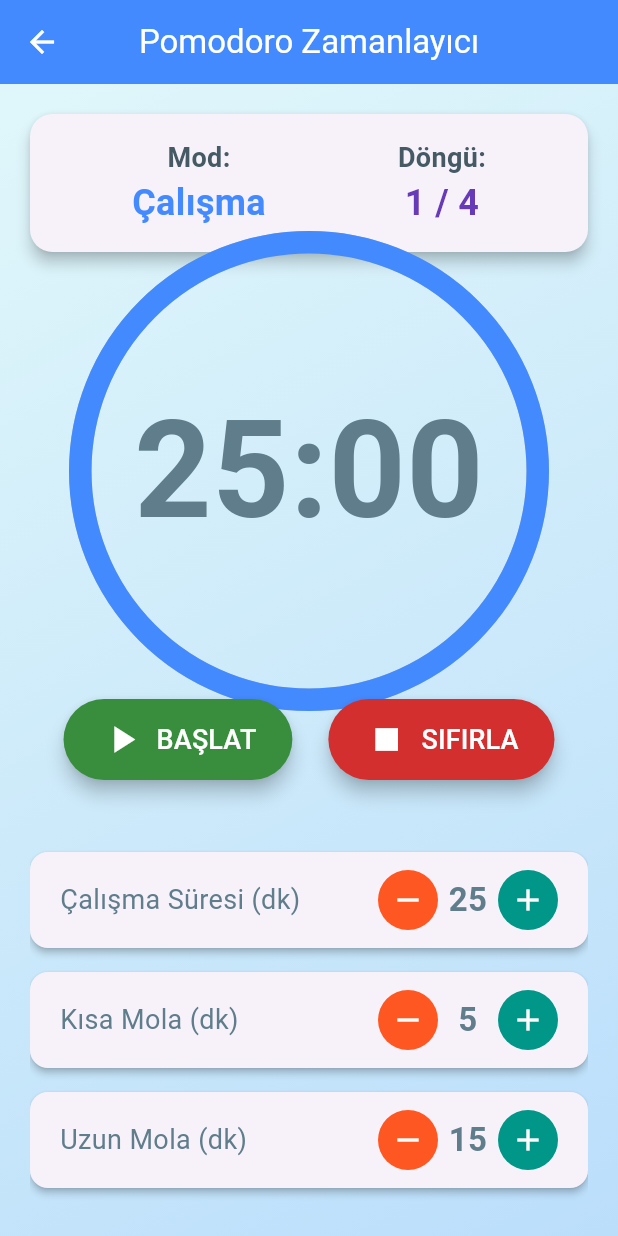
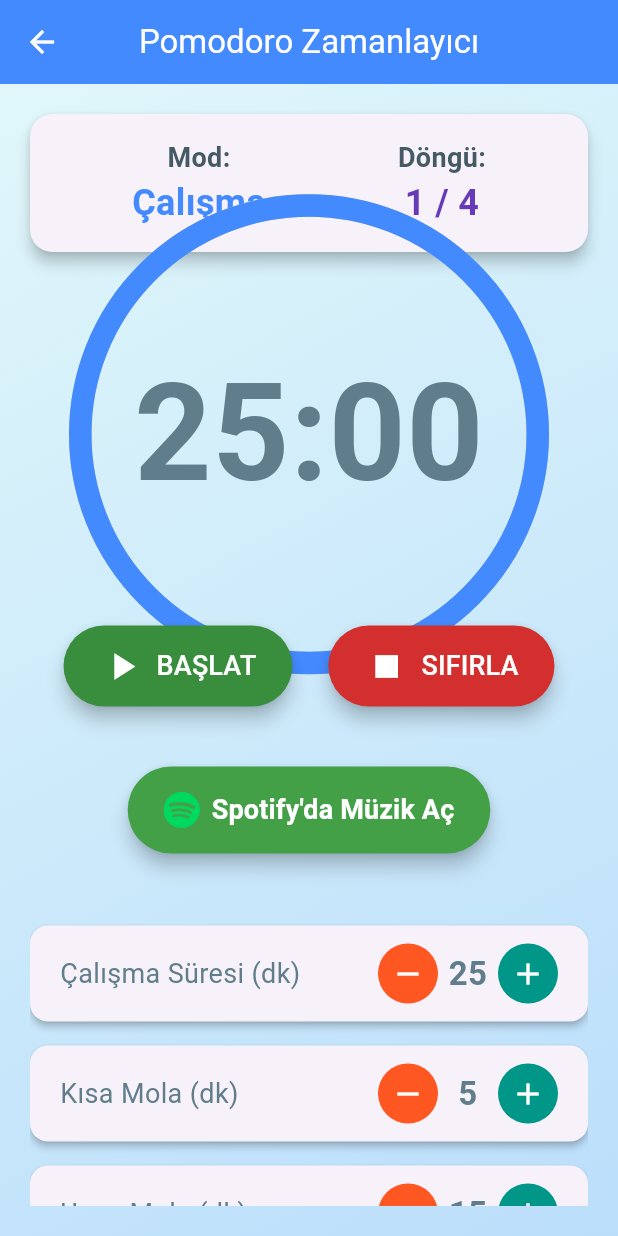
Before and after one commit to NeuroNauts/egitim, a Flutter app: the PomodoroPage screen opened directly, on a phone screen of 412 x 824 dp. Run offline on Flutter 3.47's test engine with Material 3 defaults, Android fonts, the phone set to English and light mode, and no system bars; our stand-ins replace animated_text_kit, audioplayers, cloud_firestore, firebase_core, flutter_markdown, pdf; accounts and stored records are empty.

Commit message:
ilk commit

```diff
--- a/lib/pomodoro.dart
+++ b/lib/pomodoro.dart
@@ -1,6 +1,7 @@
 import 'dart:async';
 import 'package:flutter/material.dart';
-import 'package:audioplayers/audioplayers.dart'; // audioplayers'ı import edin
+import 'package:audioplayers/audioplayers.dart';
+import 'package:url_launcher/url_launcher.dart'; // url_launcher'ı import ettik
 
 class PomodoroPage extends StatefulWidget {
   const PomodoroPage({super.key});
@@ -134,13 +135,12 @@ class _PomodoroPageState extends State<PomodoroPage> with SingleTickerProviderSt
   void dispose() {
     _timer?.cancel();
     _animationController.dispose();
-    _audioPlayer.dispose(); // AudioPlayer'ı dispose edin
+    _audioPlayer.dispose();
     super.dispose();
   }
 
   @override
   Widget build(BuildContext context) {
-    // Arayüz kodunuz aynı kalacak, sadece `Stack` içindeki `Column` widget'ı `Text` ile değiştirilmiştir.
     return Scaffold(
       appBar: AppBar(
         title: const Text('Pomodoro Zamanlayıcı', style: TextStyle(color: Colors.white)),
@@ -271,6 +271,9 @@ class _PomodoroPageState extends State<PomodoroPage> with SingleTickerProviderSt
                   ),
                 ],
               ),
+              const SizedBox(height: 40),
+              // Spotify butonunu buraya ekliyoruz
+              SpotifyPlaylistButton(),
               const SizedBox(height: 40),
               Expanded(
                 child: ListView(
@@ -459,3 +462,46 @@ class TimerPainter extends CustomPainter {
         progressColor != oldDelegate.progressColor;
   }
 }
+
+// --- Spotify Playlist Butonu ---
+class SpotifyPlaylistButton extends StatelessWidget {
+  // Bu URL'i kendi çalma listenizin URL'i ile güncelleyin
+  final String playlistUrl = "https://open.spotify.com/playlist/0oPyDVNdgcPFAWmOYSK7O1"; // Örnek URL
+
+  void openSpotify() async {
+    final uri = Uri.parse(playlistUrl);
+    if (await canLaunchUrl(uri)) {
+      await launchUrl(uri, mode: LaunchMode.externalApplication);
+    } else {
+      // Eğer Spotify uygulaması yoksa tarayıcıda açmayı deneyebiliriz
+      if (await launchUrl(uri, mode: LaunchMode.platformDefault)) {
+        print("Spotify tarayıcıda açıldı.");
+      } else {
+        print("Spotify açılamıyor!");
+      }
+    }
+  }
+
+  @override
+  Widget build(BuildContext context) {
+    return ElevatedButton.icon(
+      onPressed: openSpotify,
+      icon: Image.asset(
+        'assets/images/spotify_logo.png', // Spotify logo dosyasını kullanıyoruz
+        height: 24,
+      ),
+      label: const Text(
+        "Spotify'da Müzik Aç",
+        style: TextStyle(fontSize: 18, fontWeight: FontWeight.bold, color: Colors.white),
+      ),
+      style: ElevatedButton.styleFrom(
+        backgroundColor: Colors.green.shade600,
+        padding: const EdgeInsets.symmetric(horizontal: 24, vertical: 16),
+        shape: RoundedRectangleBorder(
+          borderRadius: BorderRadius.circular(30),
+        ),
+        elevation: 5,
+      ),
+    );
+  }
+}
--- a/pubspec.yaml
+++ b/pubspec.yaml
@@ -45,6 +45,7 @@ dependencies:
   # Use with the CupertinoIcons class for iOS style icons.
   cupertino_icons: ^1.0.8
   html: ^0.15.6
+  url_launcher: ^6.3.2
 
 dev_dependencies:
   flutter_test:
@@ -69,6 +70,7 @@ flutter:
   uses-material-design: true
   assets:
     - assets/sounds/bip.mp3
+    - assets/images/
   # To add assets to your application, add an assets section, like this:
   # assets:
   #   - images/a_dot_burr.jpeg
```
Also changed, not shown: assets/images/spotify_logo.png (added), pubspec.lock, 5 other files.
